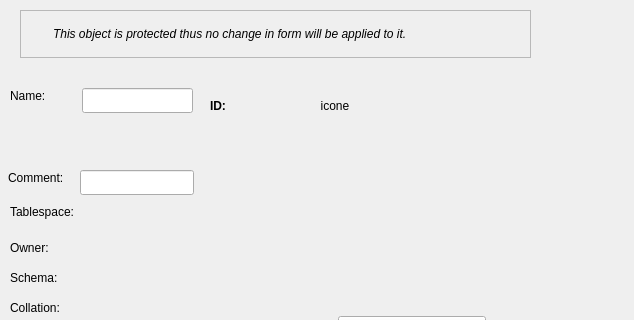
This is libpgmodeler_ui/ui/baseobjectwidget.ui in pgmodeler/pgmodeler as Qt 5 draws it before an edit; both pictures show x 0 to 634 and y 0 to 320 of the 634 by 588 pixel window. The edited form follows.
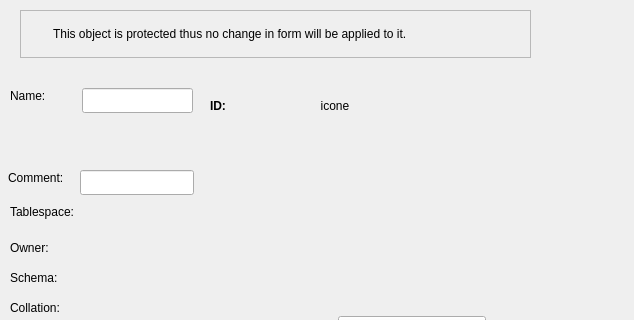
This is the edited form. Icons and pictures are not drawn.

```diff
--- a/libpgmodeler_ui/ui/baseobjectwidget.ui
+++ b/libpgmodeler_ui/ui/baseobjectwidget.ui
@@ -295,7 +295,6 @@
       <property name="font">
        <font>
         <weight>50</weight>
-        <italic>true</italic>
         <bold>false</bold>
         <underline>false</underline>
         <strikeout>false</strikeout>
```
